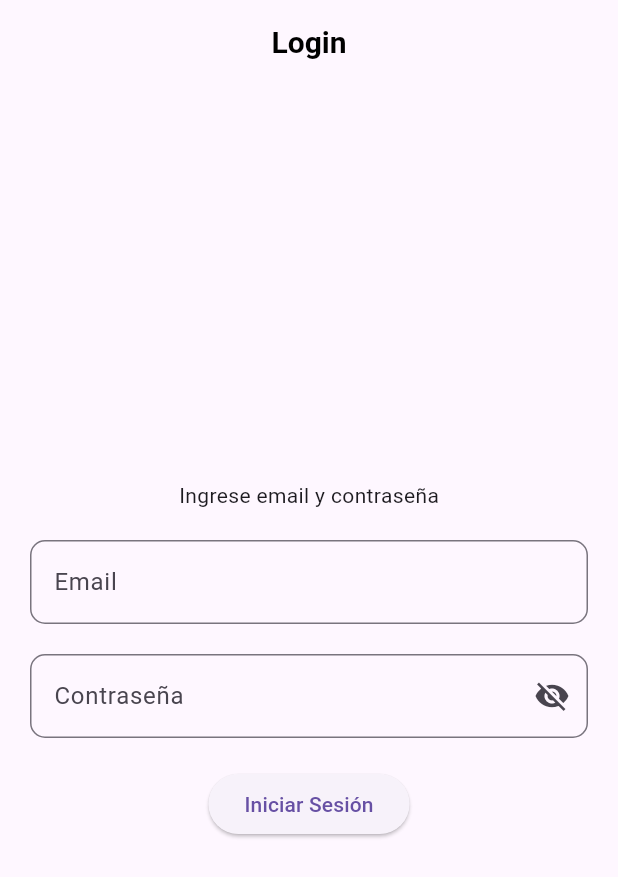
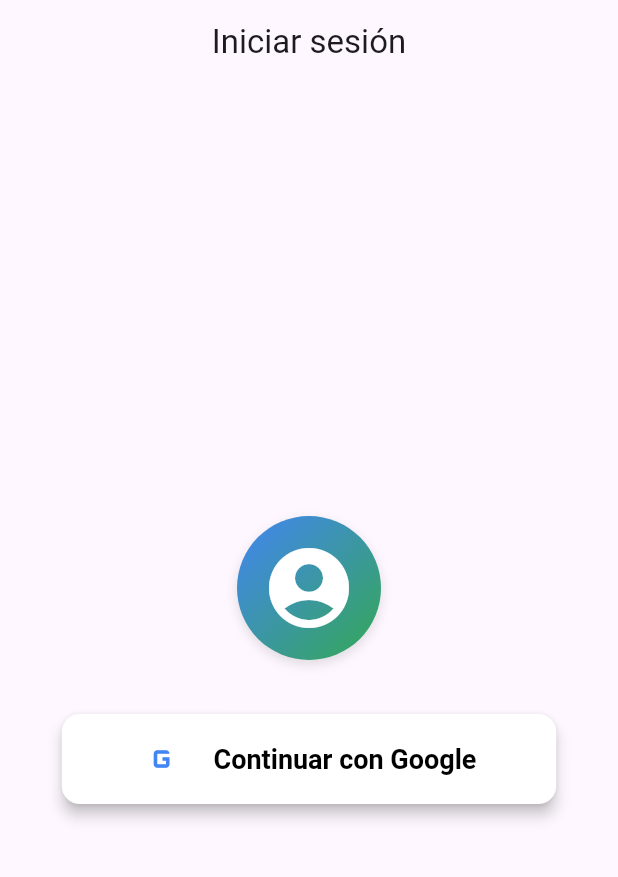
Before and after one commit to Matias0111a/DAP_CHMATI, a Flutter app: the screen it shows after launch, on a phone screen of 412 x 824 dp. Shown: the top 877 px of the screen. Run offline on Flutter 3.47's test engine with Material 3 defaults, Android fonts, the phone set to English and light mode, and no system bars; our stand-ins replace cloud_firestore, firebase_auth, firebase_core, flutter_riverpod, go_router, google_sign_in; accounts and stored records are empty.

Commit message:
Integrate Google Sign-In and Firebase Auth
Added Google Sign-In and Firebase Authentication support. Replaced legacy user login logic with Firebase-based authentication, updated UI for login and home screens, and refactored user entity. Updated dependencies and plugin registration for cross-platform support.

```diff
--- a/tp0login_home/loginhome1/lib/entities/bandas.dart
+++ b/tp0login_home/loginhome1/lib/entities/bandas.dart
@@ -17,7 +17,6 @@ class Banda {
     this.descripcion,
   });
 
-  /// Copiar con cambios (útil para actualizar con un nuevo id de Firestore, etc.)
   Banda copyWith({
     String? id,
     String? nombre,
@@ -47,7 +46,6 @@ class Banda {
     };
   }
 
-  /// Crea un objeto Banda desde Firestore
   static Banda fromFirestore(
     DocumentSnapshot<Map<String, dynamic>> snapshot,
     SnapshotOptions? options,
--- a/tp0login_home/loginhome1/lib/entities/user_login.dart
+++ /dev/null
@@ -1,20 +0,0 @@
-class UserLogin extends Object {
-  String userName;
-  String password;
-  String? email;
-  String? direction;
-  UserLogin(this.userName, this.password,this.email, this.direction);
-}
-
-List listaUsuarios = [
-  UserLogin('admin', '1234', 'admin@admin', '0'),
-  UserLogin('user1', 'abcd','user@user1', '1'),
-  UserLogin('user2', 'efgh', 'user@user2', '2'),
-  UserLogin('user3', 'ijkl', 'user@user3', '3'),
-  UserLogin('user4', 'mnop', 'user@user4', '4'),
-  UserLogin('user5', 'qrst', 'user@user5', '5'),
-  UserLogin('user6', 'uvwx', 'user@user6', '6'),
-  UserLogin('user7', 'yz12', 'user@user7', '7'),
-  UserLogin('user8', '3456', 'user@user8', '8'),
-  UserLogin('user9', '7890', 'user@user9', '9'),
-];
--- a/tp0login_home/loginhome1/lib/presentation/screens/add_screen.dart
+++ b/tp0login_home/loginhome1/lib/presentation/screens/add_screen.dart
@@ -113,7 +113,7 @@ class _AddScreenState extends ConsumerState<AddScreen> {
                 ),
               ),
               const SizedBox(height: 20),
-            ],
+            ] ,
           ),
         ),
       ),
--- a/tp0login_home/loginhome1/lib/presentation/screens/bandas_screen.dart
+++ b/tp0login_home/loginhome1/lib/presentation/screens/bandas_screen.dart
@@ -37,7 +37,6 @@ class BandasScreen extends ConsumerWidget {
               margin: const EdgeInsets.symmetric(horizontal: 12, vertical: 8),
               child: ListTile(
                 onTap: () => {
-                  // Al tocar la banda, muestra un diálogo con la información de la banda
                   showDialog(
                     context: context,
                     builder: (context) {
--- a/tp0login_home/loginhome1/lib/presentation/screens/login_screen.dart
+++ b/tp0login_home/loginhome1/lib/presentation/screens/login_screen.dart
@@ -1,6 +1,7 @@
 import 'package:flutter/material.dart';
 import 'package:go_router/go_router.dart';
-import 'package:loginhome1/entities/user_login.dart';
+import 'package:loginhome1/presentation/providers/auth_service.dart';
+import 'package:firebase_auth/firebase_auth.dart';
 
 class LoginScreen extends StatefulWidget {
   static const String name = 'login';
@@ -11,126 +12,122 @@ class LoginScreen extends StatefulWidget {
 }
 
 class _LoginScreenState extends State<LoginScreen> {
-  TextEditingController userController = TextEditingController();
-  TextEditingController passwordController = TextEditingController();
-  bool passwordVisible = false;
+  bool _loading = false;
 
-  // Estados verificador
-  static const int incorrect = 0;
-  static const int usercorrectPasswordincorrect = 1;
-  static const int correct = 2;
+  Future<void> _signInWithGoogle() async {
+    setState(() => _loading = true);
+    try {
+      final auth = AuthService();
+      await auth.signInWithGoogle();
 
-  // Estado inicial
-  int verification = incorrect;
-  String userDirection = '';
-  String userName = '';
+      final user = FirebaseAuth.instance.currentUser;
+      final userName =
+          user?.displayName ?? user?.email?.split('@').first ?? 'Usuario';
+      final direction = 'google';
+
+      if (!mounted) return;
+      GoRouter.of(context).go('/home', extra: {
+        'username': userName,
+        'direction': direction,
+      });
+    } on FirebaseAuthException catch (e) {
+      if (!mounted) return;
+      ScaffoldMessenger.of(context).showSnackBar(
+        SnackBar(content: Text('Error Google Sign-In: ${e.message ?? e.code}')),
+      );
+    } catch (e) {
+      if (!mounted) return;
+      ScaffoldMessenger.of(context).showSnackBar(
+        SnackBar(content: Text('Error Google Sign-In: $e')),
+      );
+    } finally {
+      if (!mounted) return;
+      setState(() => _loading = false);
+    }
+  }
 
   @override
   Widget build(BuildContext context) {
+    final double buttonWidth = MediaQuery.of(context).size.width * 0.8;
     return Scaffold(
       appBar: AppBar(
-        title: const Text('Login'),
+        title: const Text('Iniciar sesión'),
         centerTitle: true,
-        titleTextStyle: const TextStyle(
-          fontSize: 20,
-          color: Colors.black,
-          fontWeight: FontWeight.bold,
-        ),
       ),
       body: Center(
         child: Column(
-          mainAxisAlignment: MainAxisAlignment.center,
+          mainAxisSize: MainAxisSize.min,
           children: [
-            const Text('Ingrese email y contraseña'),
-            const SizedBox(height: 20),
-            Padding(
-              padding: const EdgeInsets.symmetric(horizontal: 20),
-              child: TextField(
-                controller: userController,
-                decoration: InputDecoration(
-                  border: OutlineInputBorder(
-                    borderRadius: BorderRadius.circular(10),
+            Container(
+              width: 96,
+              height: 96,
+              decoration: BoxDecoration(
+                shape: BoxShape.circle,
+                gradient: const LinearGradient(
+                  colors: [Color(0xFF4285F4), Color(0xFF34A853)],
+                  begin: Alignment.topLeft,
+                  end: Alignment.bottomRight,
+                ),
+                boxShadow: [
+                  BoxShadow(
+                    color: Colors.black.withOpacity(0.12),
+                    blurRadius: 6,
+                    offset: const Offset(0, 3),
                   ),
-                  labelText: 'Email',
+                ],
+              ),
+              child: CircleAvatar(
+                backgroundColor: Colors.transparent,
+                child: Icon(
+                  Icons.account_circle,
+                  size: 64,
+                  color: Colors.white,
                 ),
               ),
             ),
-            const SizedBox(height: 20),
-            Padding(
-              padding: const EdgeInsets.symmetric(horizontal: 20),
-              child: TextField(
-                obscureText: !passwordVisible,
-                controller: passwordController,
-                decoration: InputDecoration(
-                  border: OutlineInputBorder(
-                    borderRadius: BorderRadius.circular(10),
+
+
+            const SizedBox(height: 36),
+
+            SizedBox(
+              width: buttonWidth > 500 ? 500 : buttonWidth,
+              child: ElevatedButton(
+                style: ElevatedButton.styleFrom(
+                  backgroundColor: Colors.white,
+                  foregroundColor: Colors.black,
+                  minimumSize: const Size.fromHeight(60),
+                  padding: const EdgeInsets.symmetric(horizontal: 24),
+                  shape: RoundedRectangleBorder(
+                    borderRadius: BorderRadius.circular(12),
                   ),
-                  labelText: 'Contraseña',
-                  suffixIcon: IconButton(
-                    icon: Icon(
-                      passwordVisible ? Icons.visibility : Icons.visibility_off,
-                    ),
-                    onPressed: () {
-                      setState(() {
-                        passwordVisible = !passwordVisible;
-                      });
-                    },
-                  ),
+                  elevation: 4,
+                  textStyle:
+                      const TextStyle(fontSize: 18, fontWeight: FontWeight.w600),
                 ),
+                onPressed: _loading ? null : _signInWithGoogle,
+                child: _loading
+                    ? const SizedBox(
+                        width: 24,
+                        height: 24,
+                        child: CircularProgressIndicator(strokeWidth: 2),
+                      )
+                    : Row(
+                        mainAxisSize: MainAxisSize.min,
+                        mainAxisAlignment: MainAxisAlignment.center,
+                        children: const [
+                          Icon(
+                            Icons.g_mobiledata,
+                            size: 28,
+                            color: Color(0xFF4285F4),
+                          ),
+                          SizedBox(width: 20),
+                          Text(
+                            'Continuar con Google',
+                            style: TextStyle(fontSize: 18),
+                          ),
+                        ],
+                      ),
               ),
-            ),
-            const SizedBox(height: 20),
-            ElevatedButton(
-              onPressed: () {
-                setState(() {
-                  verification = incorrect;
-                  for (var user in listaUsuarios) {
-                    if (user.email == userController.text &&
-                        user.password == passwordController.text) {
-                      verification = correct;
-                      userDirection = user.direction;
-                      userName = user.userName;
-                      break;
-                    } else if (user.email == userController.text &&
-                               user.password != passwordController.text) {
-                      verification = usercorrectPasswordincorrect;
-                      userDirection = user.direction;
-                      break;
-                    }
-                  }
-
-                  if (verification == correct) {
-                    ScaffoldMessenger.of(context).showSnackBar(
-                      const SnackBar(
-                        content: Text('Inicio de sesión exitoso'),
-                        backgroundColor: Colors.green,
-                        duration: Duration(seconds: 2),
-                      ),
-                    );
-                    GoRouter.of(context).push('/home', extra: {
-                      'username': userName,
-                      'direction': userDirection,
-                    });
-                  } else if (verification == usercorrectPasswordincorrect) {
-                    ScaffoldMessenger.of(context).showSnackBar(
-                      const SnackBar(
-                        content: Text('Contraseña incorrecta'),
-                        backgroundColor: Colors.orange,
-                        duration: Duration(seconds: 2),
-                      ),
-                    );
-                  } else if (verification == incorrect) {
-                    ScaffoldMessenger.of(context).showSnackBar(
-                      const SnackBar(
-                        content: Text('Usuario o contraseña incorrectos'),
-                        backgroundColor: Colors.red,
-                        duration: Duration(seconds: 2),
-                      ),
-                    );
-                  }
-                });
-              },
-              child: const Text('Iniciar Sesión'),
             ),
           ],
         ),
--- a/tp0login_home/loginhome1/pubspec.yaml
+++ b/tp0login_home/loginhome1/pubspec.yaml
@@ -13,6 +13,8 @@ dependencies:
   flutter_riverpod: ^2.6.1
   cloud_firestore: ^6.0.0
   firebase_core: ^4.0.0
+  firebase_auth: ^6.1.1
+  google_sign_in: ^7.2.0
 
 dev_dependencies:
   flutter_test:
```
Also changed, not shown: tp0login_home/loginhome1/lib/entities/user.dart (added, +36 -0 lines), tp0login_home/loginhome1/lib/presentation/providers/auth_service.dart (added, +116 -0 lines), tp0login_home/loginhome1/lib/presentation/screens/home_screen.dart (+52 -4 lines), tp0login_home/loginhome1/pubspec.lock, 3 other files.
